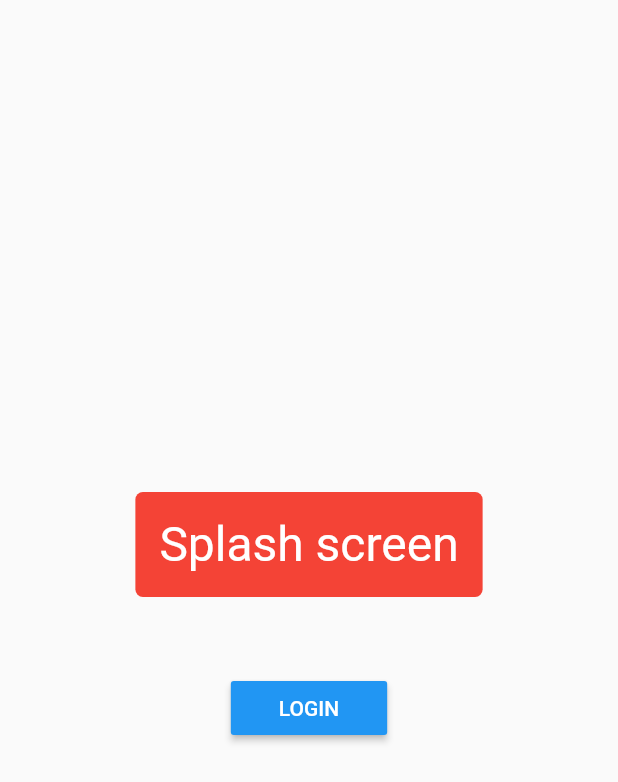
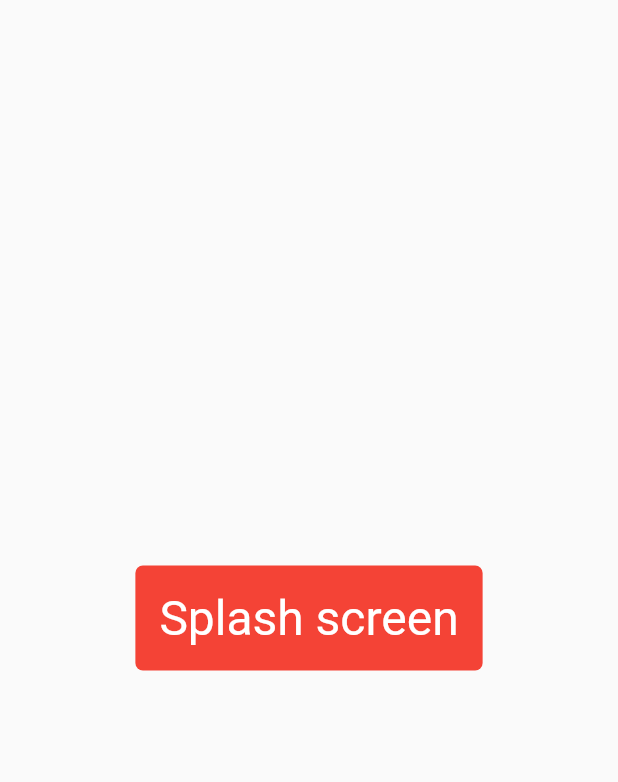
Before and after one commit to vlazdra/FlutterXO, a Flutter app: the SplashScreen screen opened directly, on a phone screen of 412 x 824 dp. Shown: the top 782 px of the screen. Run offline on Flutter 3.47's test engine with Material 2 defaults, Android fonts, the phone set to English and light mode, and no system bars.

Commit message:
separated the screens to their own dart files

```diff
--- a/lib/main.dart
+++ b/lib/main.dart
@@ -1,5 +1,7 @@
 import 'package:flutter/material.dart';
-import 'package:flutter_xo/screens.dart';
+import 'package:flutter_xo/screens/login_screen.dart';
+import 'package:flutter_xo/screens/main_screen.dart';
+import 'package:flutter_xo/screens/splash_screen.dart';
 
 void main() => runApp(MyApp());
 
--- a/lib/screens.dart
+++ /dev/null
@@ -1,137 +0,0 @@
-import 'package:flutter/cupertino.dart';
-import 'package:flutter/material.dart';
-
-class SplashScreen extends StatelessWidget {
-  @override
-  Widget build(BuildContext context) {
-    return Scaffold(
-      body: Column(
-        mainAxisAlignment: MainAxisAlignment.center,
-        crossAxisAlignment: CrossAxisAlignment.center,
-        children: <Widget>[
-          Row(
-            mainAxisAlignment: MainAxisAlignment.spaceAround,
-            children: <Widget>[
-              Container(
-                decoration: BoxDecoration(
-                    color: Colors.red,
-                    borderRadius: BorderRadius.all(Radius.circular(5))),
-                child: Padding(
-                  padding: const EdgeInsets.all(16.0),
-                  child: Text(
-                    'Splash screen',
-                    style: TextStyle(fontSize: 32, color: Colors.white),
-                  ),
-                ),
-              ),
-            ],
-          ),
-          SizedBox(
-            height: 50,
-          ),
-          Row(
-            mainAxisAlignment: MainAxisAlignment.spaceAround,
-            children: <Widget>[
-              RaisedButton(
-                color: Colors.blue,
-                child: Padding(
-                  padding: const EdgeInsets.fromLTRB(16, 8, 16, 8),
-                  child: Text(
-                    'LOGIN',
-                    style: TextStyle(color: Colors.white),
-                  ),
-                ),
-                onPressed: () => {
-                  Navigator.pushNamed(context, '/login')
-                },
-              )
-            ],
-          )
-        ],
-      ),
-    );
-  }
-}
-
-class LoginScreen extends StatelessWidget {
-  @override
-  Widget build(BuildContext context) {
-    return Scaffold(
-      body: Column(
-        mainAxisAlignment: MainAxisAlignment.center,
-        crossAxisAlignment: CrossAxisAlignment.center,
-        children: <Widget>[
-          Row(
-            mainAxisAlignment: MainAxisAlignment.spaceAround,
-            children: <Widget>[
-              Container(
-                decoration: BoxDecoration(
-                    color: Colors.green,
-                    borderRadius: BorderRadius.all(Radius.circular(5))),
-                child: Padding(
-                  padding: const EdgeInsets.all(16.0),
-                  child: Text(
-                    'Login Screen',
-                    style: TextStyle(fontSize: 32, color: Colors.white),
-                  ),
-                ),
-              ),
-            ],
-          ),
-          SizedBox(
-            height: 50,
-          ),
-          Row(
-            mainAxisAlignment: MainAxisAlignment.spaceAround,
-            children: <Widget>[
-              RaisedButton(
-                color: Colors.blue,
-                child: Padding(
-                  padding: const EdgeInsets.fromLTRB(16, 8, 16, 8),
-                  child: Text(
-                    'Home',
-                    style: TextStyle(color: Colors.white),
-                  ),
-                ),
-                onPressed: () => {
-                  Navigator.pushNamed(context, '/main')
-                },
-              )
-            ],
-          )
-        ],
-      ),
-    );
-  }
-}
-
-class MainScreen extends StatelessWidget {
-  @override
-  Widget build(BuildContext context) {
-    return Scaffold(
-      body: Column(
-        mainAxisAlignment: MainAxisAlignment.center,
-        crossAxisAlignment: CrossAxisAlignment.center,
-        children: <Widget>[
-          Row(
-            mainAxisAlignment: MainAxisAlignment.spaceAround,
-            children: <Widget>[
-              Container(
-                decoration: BoxDecoration(
-                    color: Colors.blue,
-                    borderRadius: BorderRadius.all(Radius.circular(5))),
-                child: Padding(
-                  padding: const EdgeInsets.all(16.0),
-                  child: Text(
-                    'HOMEEEEE',
-                    style: TextStyle(fontSize: 32, color: Colors.white),
-                  ),
-                ),
-              ),
-            ],
-          ),
-        ],
-      ),
-    );
-  }
-}
--- /dev/null
+++ b/lib/screens/splash_screen.dart
@@ -0,0 +1,47 @@
+import 'package:flutter/cupertino.dart';
+import 'package:flutter/material.dart';
+
+class SplashScreen extends StatefulWidget {
+  @override
+  _SplashScreenState createState() {
+    return _SplashScreenState();
+  }
+}
+
+class _SplashScreenState extends State<SplashScreen> {
+  @override
+  void initState() {
+    super.initState();
+    Future.delayed(Duration(seconds: 2),
+        () => {Navigator.pushReplacementNamed(context, '/login')});
+  }
+
+  @override
+  Widget build(BuildContext context) {
+    return Scaffold(
+      body: Column(
+        mainAxisAlignment: MainAxisAlignment.center,
+        crossAxisAlignment: CrossAxisAlignment.center,
+        children: <Widget>[
+          Row(
+            mainAxisAlignment: MainAxisAlignment.spaceAround,
+            children: <Widget>[
+              Container(
+                decoration: BoxDecoration(
+                    color: Colors.red,
+                    borderRadius: BorderRadius.all(Radius.circular(5))),
+                child: Padding(
+                  padding: const EdgeInsets.all(16.0),
+                  child: Text(
+                    'Splash screen',
+                    style: TextStyle(fontSize: 32, color: Colors.white),
+                  ),
+                ),
+              ),
+            ],
+          ),
+        ],
+      ),
+    );
+  }
+}
--- a/pubspec.yaml
+++ b/pubspec.yaml
@@ -4,7 +4,7 @@ description: A new Flutter application.
 version: 1.0.0+1
 
 environment:
-  sdk: ">=2.1.0 <3.0.0"
+  sdk: ">=2.2.0 <3.0.0"
 
 dependencies:
   flutter:
```
Also changed, not shown: lib/screens/login_screen.dart (added, +53 -0 lines), lib/screens/main_screen.dart (added, +33 -0 lines).
